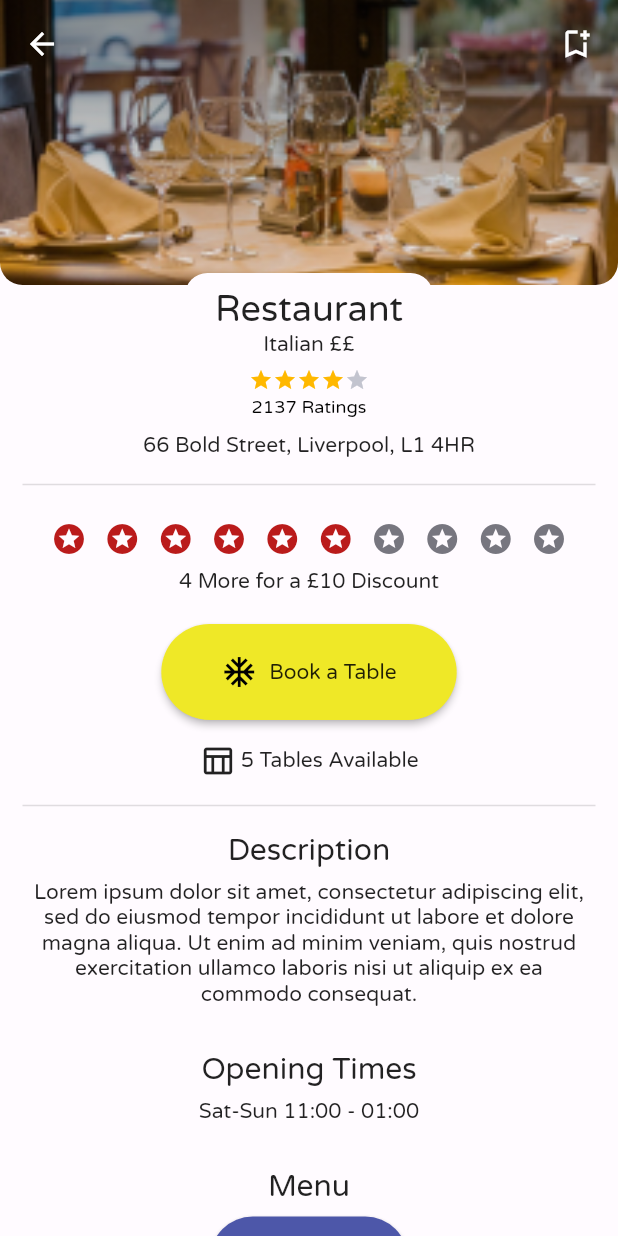
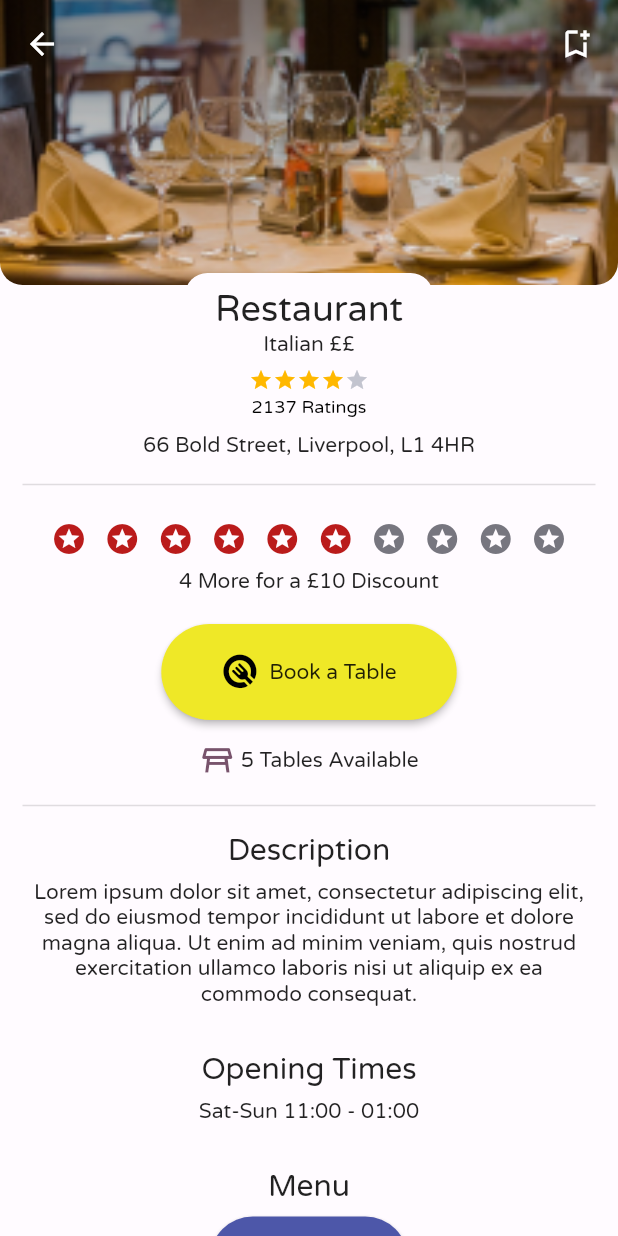
Before and after one commit to sebastianiszek/out_app, a Flutter app: the RestaurantViewScreen screen opened directly, on a phone screen of 412 x 824 dp. Run offline on Flutter 3.47's test engine with Material 2 defaults, Android fonts, the phone set to English and light mode, and no system bars; our stand-ins replace firebase_core; accounts and stored records are empty.

Commit message:
Table Icon

```diff
--- /dev/null
+++ b/lib/out_app_icons.dart
@@ -0,0 +1,26 @@
+/// Flutter icons OutApp
+/// Copyright (C) 2022 by original authors @ fluttericon.com, fontello.com
+/// This font was generated by FlutterIcon.com, which is derived from Fontello.
+///
+/// To use this font, place it in your fonts/ directory and include the
+/// following in your pubspec.yaml
+///
+/// flutter:
+///   fonts:
+///    - family:  OutApp
+///      fonts:
+///       - asset: fonts/OutApp.ttf
+///
+///
+///
+import 'package:flutter/widgets.dart';
+
+class OutApp {
+  OutApp._();
+
+  static const _kFontFam = 'OutApp';
+  static const String? _kFontPkg = null;
+
+  static const IconData table_restaurant = IconData(0xe800, fontFamily: _kFontFam, fontPackage: _kFontPkg);
+  static const IconData logo = IconData(0xe801, fontFamily: _kFontFam, fontPackage: _kFontPkg);
+}
--- a/lib/restaurant_screen/components/second_section.dart
+++ b/lib/restaurant_screen/components/second_section.dart
@@ -1,5 +1,7 @@
 import 'package:flutter/material.dart';
+import 'package:out_app/out_app_icons.dart';
 import 'package:out_app/shared_components/button.dart';
+import 'package:out_app/shared_components/table_icon.dart';
 
 class RestaurantViewSecondSection extends StatelessWidget {
   const RestaurantViewSecondSection(
@@ -35,7 +37,7 @@ class RestaurantViewSecondSection extends StatelessWidget {
                     const EdgeInsets.fromLTRB(40, 20, 40, 20)))),
             onPressed: () {},
             icon: const Icon(
-              Icons.ac_unit,
+              OutApp.logo,
               color: Colors.black,
             ),
             label: Text(
@@ -47,7 +49,7 @@ class RestaurantViewSecondSection extends StatelessWidget {
         Row(
           mainAxisAlignment: MainAxisAlignment.center,
           children: [
-            const Icon(Icons.table_chart_outlined),
+            getTableIcon(tables, 24),
             Text(
               " 5 Tables Available",
               style: Theme.of(context).textTheme.bodyText1,
--- /dev/null
+++ b/lib/shared_components/table_icon.dart
@@ -0,0 +1,19 @@
+import 'package:flutter/material.dart';
+
+import '../out_app_icons.dart';
+
+Icon getTableIcon(int places, double size) {
+  if (places == 0) {
+    return Icon(
+      OutApp.table_restaurant,
+      color: const Color(0xFFBA1B1B),
+      size: size,
+    );
+  } else {
+    return Icon(
+      OutApp.table_restaurant,
+      color: const Color(0xFF78536C),
+      size: size,
+    );
+  }
+}
--- a/pubspec.yaml
+++ b/pubspec.yaml
@@ -62,6 +62,10 @@ flutter:
     - family: Varela Round
       fonts:
         - asset: fonts/VarelaRound-Regular.ttf
+    - family: OutApp
+      fonts:
+        - asset: fonts/OutApp.ttf
+
 
 
 
```
Also changed, not shown: lib/home_body/components/card_components/subhead.dart (+3 -5 lines), lib/saved_body/components/saved_card_subhead.dart (+3 -5 lines), lib/search_body/components/search_card_subhead.dart (+3 -5 lines), fonts/OutApp.ttf (added).
